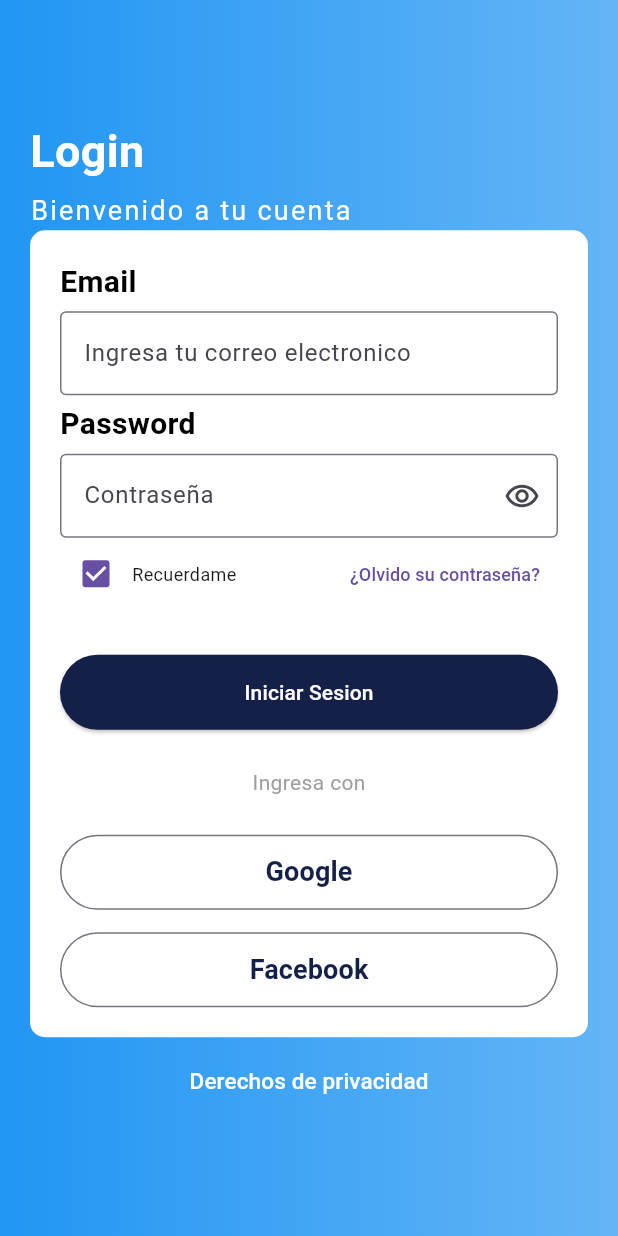
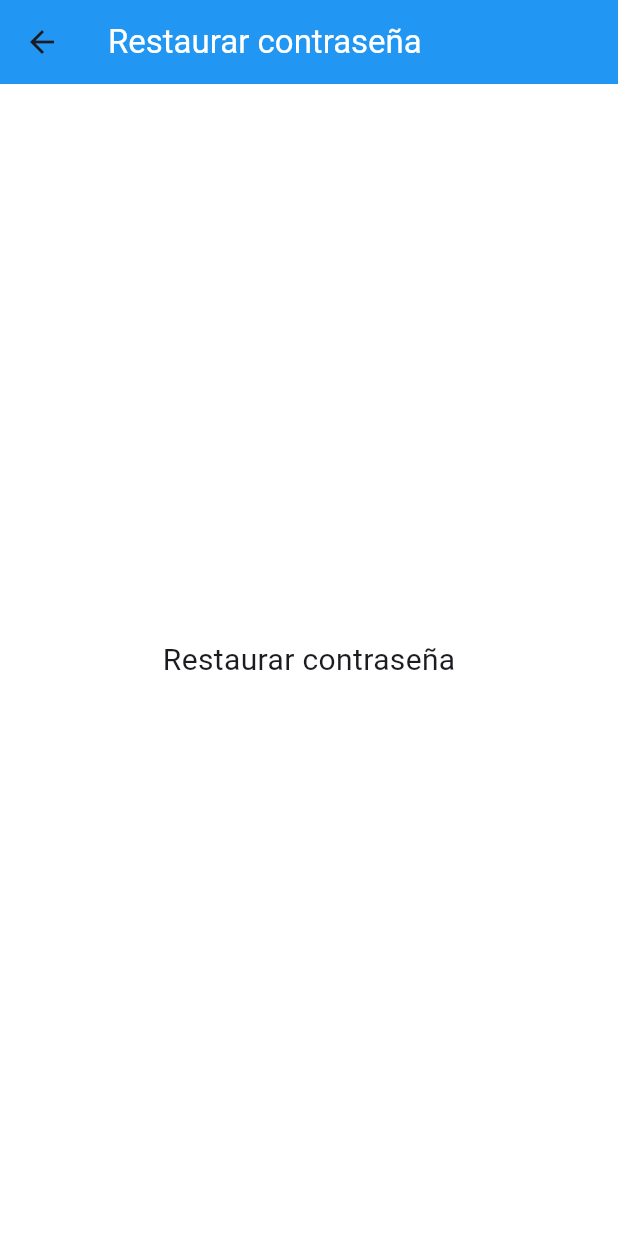
Before and after one commit to RickMMC/counter_test1, a Flutter app: the screen it shows after launch, after a tap on "¿Olvido su contraseña?", on a phone screen of 412 x 824 dp. Run offline on Flutter 3.47's test engine with Material 3 defaults, Android fonts, the phone set to English and light mode, and no system bars.

Commit message:
forgot_password

```diff
--- /dev/null
+++ b/lib/pages/forgot_password_page.dart
@@ -0,0 +1,33 @@
+import 'package:flutter/material.dart';
+
+class ForgotPassword extends StatelessWidget {
+  const ForgotPassword({Key? key}) : super(key: key);
+
+  @override
+  Widget build(BuildContext context) {
+    return Scaffold(
+      appBar: AppBar(
+        backgroundColor: Colors.blue,
+        elevation: 0,
+        title: const Text(
+          'Restaurar contraseña',
+          style: TextStyle(color: Colors.white),
+        ),
+      ),
+      body: Container(
+        color: Colors.white,
+        child: const Center(
+          child: Column(
+            mainAxisAlignment: MainAxisAlignment.center,
+            children: [
+              Text(
+                'Restaurar contraseña',
+                style: TextStyle(fontSize: 20),
+              ),
+            ],
+          ),
+        ),
+      ),
+    );
+  }
+}
--- a/lib/pages/login_page.dart
+++ b/lib/pages/login_page.dart
@@ -1,3 +1,5 @@
+import 'package:counter_test/pages/forgot_password_page.dart';
+import 'package:counter_test/pages/home_page.dart';
 import 'package:flutter/material.dart';
 
 class LoginPage extends StatefulWidget {
@@ -174,6 +176,13 @@ class Remember extends StatefulWidget {
 class _RememberState extends State<Remember> {
   bool ischecked = true;
 
+  void forgotPassword() {
+    Navigator.push(
+      context,
+      MaterialPageRoute(builder: (context) => const ForgotPassword()),
+    );
+  }
+
   @override
   Widget build(BuildContext context) {
     return Row(
@@ -191,7 +200,7 @@ class _RememberState extends State<Remember> {
         ),
         const Spacer(),
         TextButton(
-            onPressed: () => {},
+            onPressed: forgotPassword,
             child: const Text(
               '¿Olvido su contraseña?',
               style: TextStyle(fontSize: 12),
```
